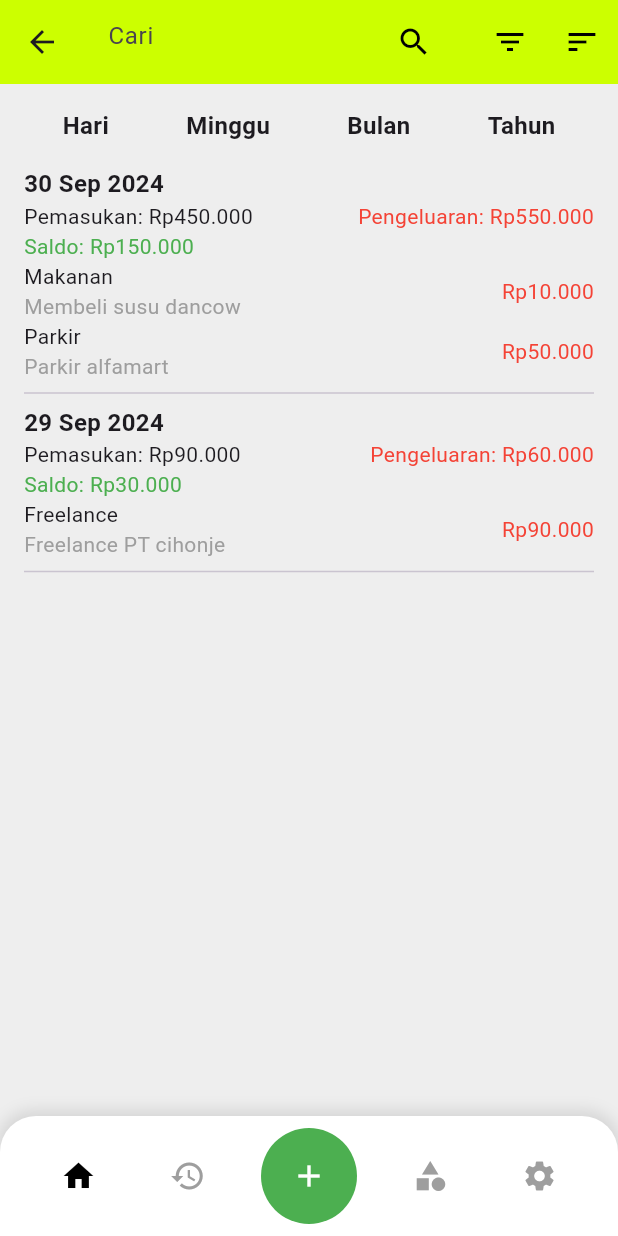
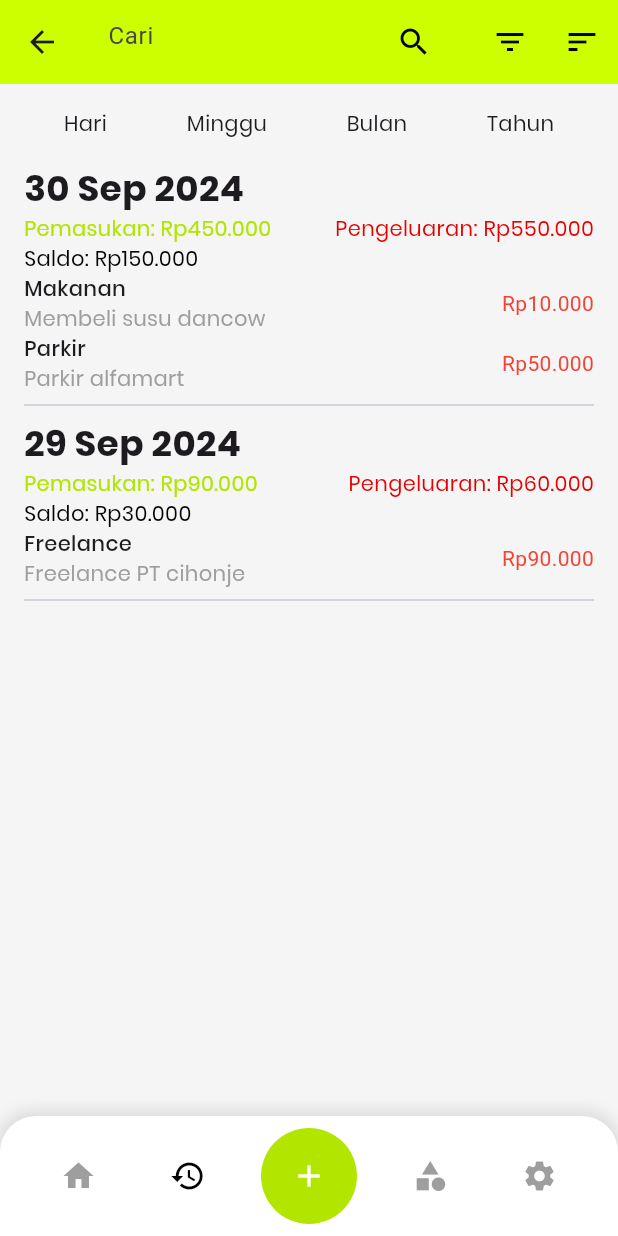
Before and after one commit to irpanzy/Project-Aplikasi-Catatan-Keuangan, a Flutter app: the HistoryScreen screen opened by its route, on a phone screen of 412 x 824 dp. Run offline on Flutter 3.47's test engine with Material 3 defaults, Android fonts, the phone set to English and light mode, and no system bars; our stand-ins replace fl_chart, syncfusion_flutter_charts.

Commit message:
feat: change fonts to poppins, change background color & color font

```diff
--- a/lib/Features/history_screen.dart
+++ b/lib/Features/history_screen.dart
@@ -4,7 +4,7 @@ class HistoryScreen extends StatelessWidget {
   @override
   Widget build(BuildContext context) {
     return Scaffold(
-      backgroundColor: Colors.grey[200],
+      backgroundColor: Colors.grey[100],
       appBar: AppBar(
         backgroundColor: Color(0xFFCCFF00),
         title: TextField(
@@ -29,7 +29,6 @@ class HistoryScreen extends StatelessWidget {
         padding: const EdgeInsets.all(16.0),
         child: Column(
           children: [
-            // Date Filter (Hari, Minggu, Bulan, Tahun)
             Row(
               mainAxisAlignment: MainAxisAlignment.spaceAround,
               children: [
@@ -40,7 +39,6 @@ class HistoryScreen extends StatelessWidget {
               ],
             ),
             SizedBox(height: 16),
-            // Transaction list
             Expanded(
               child: ListView(
                 children: [
@@ -83,13 +81,13 @@ class HistoryScreen extends StatelessWidget {
           mainAxisAlignment: MainAxisAlignment.spaceAround,
           children: [
             IconButton(
-              icon: Icon(Icons.home, color: Colors.black),
+              icon: Icon(Icons.home, color: Colors.grey),
               onPressed: () {
                 Navigator.pushNamed(context, '/home');
               },
             ),
             IconButton(
-              icon: Icon(Icons.history, color: Colors.grey),
+              icon: Icon(Icons.history, color: Colors.black),
               onPressed: () {
                 Navigator.pushNamed(context, '/history');
               },
@@ -97,7 +95,7 @@ class HistoryScreen extends StatelessWidget {
             Container(
               padding: EdgeInsets.all(8),
               decoration: BoxDecoration(
-                color: Colors.green[500],
+                color: Color(0xFFB2E600),
                 shape: BoxShape.circle,
               ),
               child: IconButton(
@@ -129,8 +127,8 @@ class HistoryScreen extends StatelessWidget {
     return Text(
       title,
       style: TextStyle(
-        fontSize: 16,
-        fontWeight: FontWeight.bold,
+        fontSize: 14,
+        fontFamily: "Poppins_Regular",
       ),
     );
   }
@@ -140,15 +138,27 @@ class HistoryScreen extends StatelessWidget {
     return Column(
       crossAxisAlignment: CrossAxisAlignment.start,
       children: [
-        Text(date, style: TextStyle(fontSize: 16, fontWeight: FontWeight.bold)),
+        Text(date, style: TextStyle(fontSize: 24, fontFamily: "Poppins_Bold")),
         Row(
           mainAxisAlignment: MainAxisAlignment.spaceBetween,
           children: [
-            Text('Pemasukan: $income'),
-            Text('Pengeluaran: $expense', style: TextStyle(color: Colors.red)),
+            Text('Pemasukan: $income',
+                style: TextStyle(
+                    fontSize: 14,
+                    fontFamily: "Poppins_Regular",
+                    color: Color(0xFFB2E600))),
+            Text('Pengeluaran: $expense',
+                style: TextStyle(
+                    fontSize: 14,
+                    fontFamily: "Poppins_Regular",
+                    color: Color(0xFFE60000))),
           ],
         ),
-        Text('Saldo: $balance', style: TextStyle(color: Colors.green)),
+        Text('Saldo: $balance',
+            style: TextStyle(
+                fontSize: 14,
+                fontFamily: "Poppins_Regular",
+                color: Colors.black)),
         ...expenseDetails,
         Divider(),
       ],
@@ -163,8 +173,13 @@ class HistoryScreen extends StatelessWidget {
         Column(
           crossAxisAlignment: CrossAxisAlignment.start,
           children: [
-            Text(category, style: TextStyle(fontSize: 14)),
-            Text(description, style: TextStyle(color: Colors.grey)),
+            Text(category,
+                style: TextStyle(fontSize: 14, fontFamily: "Poppins_Medium")),
+            Text(description,
+                style: TextStyle(
+                    fontSize: 14,
+                    fontFamily: "Poppins_Regular",
+                    color: Colors.grey)),
           ],
         ),
         Text(amount, style: TextStyle(color: Colors.red)),
```
